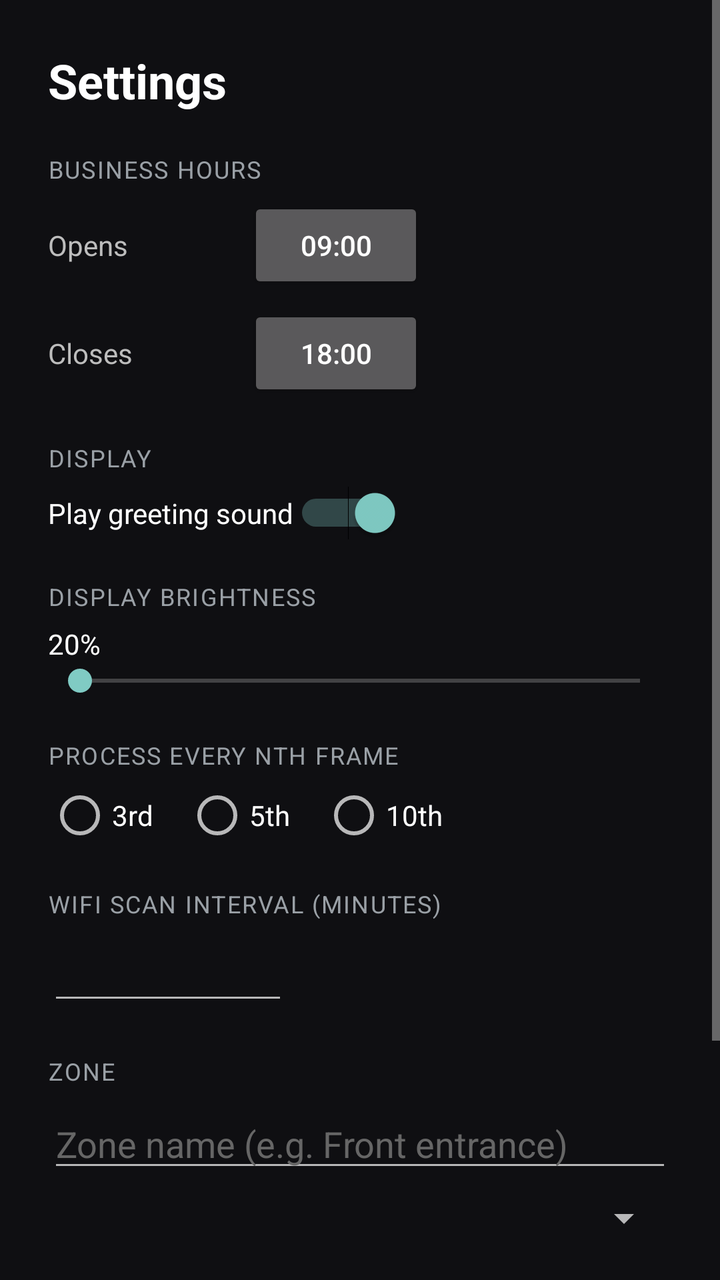
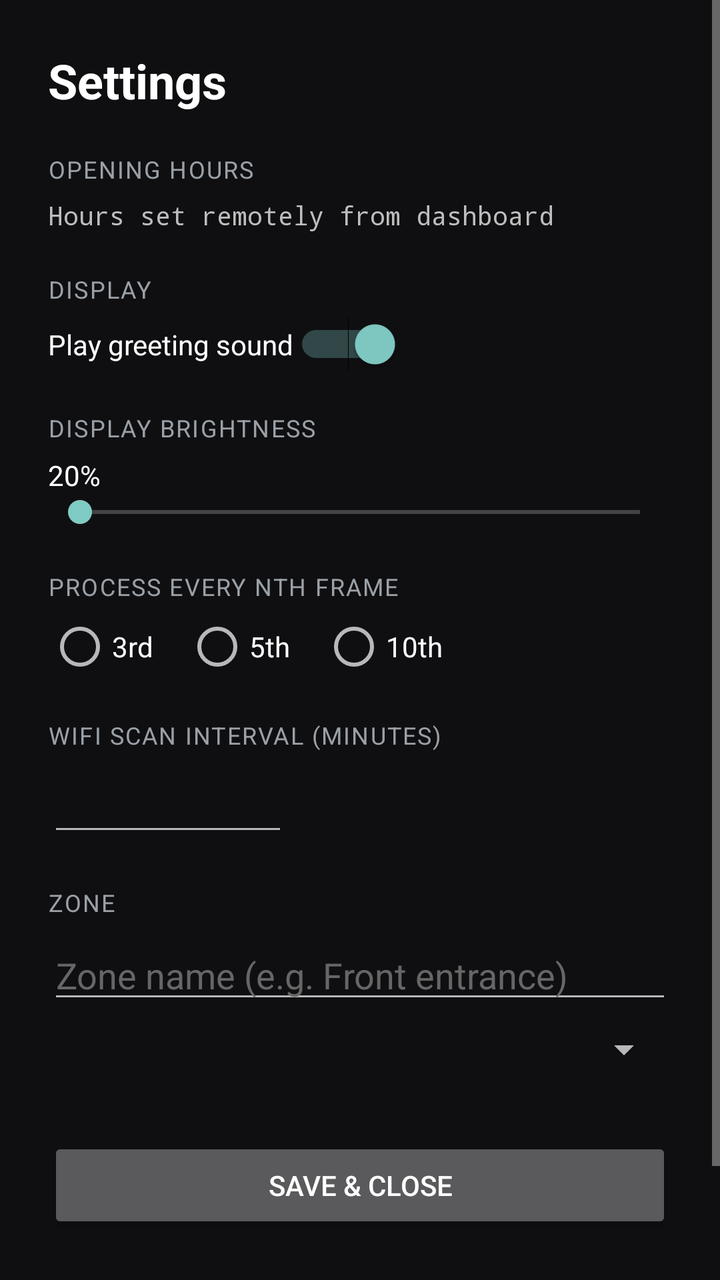

An Android layout rendered at two revisions. The XML below is the earlier revision; the diff shows what the commit changed to produce the second picture.
<!-- AndroidManifest.xml: application theme Theme.DanderNode -->
<!-- res/layout/activity_settings.xml -->
<?xml version="1.0" encoding="utf-8"?>
<ScrollView xmlns:android="http://schemas.android.com/apk/res/android"
    android:layout_width="match_parent"
    android:layout_height="match_parent"
    android:fillViewport="true"
    android:background="#0F0F12">

    <LinearLayout
        android:layout_width="match_parent"
        android:layout_height="wrap_content"
        android:orientation="vertical"
        android:padding="24dp">

        <TextView
            android:layout_width="wrap_content"
            android:layout_height="wrap_content"
            android:text="Settings"
            android:textColor="#FFFFFF"
            android:textSize="24sp"
            android:textStyle="bold" />

        
        <TextView style="@style/SectionLabel" android:text="Business hours" />

        <LinearLayout
            android:layout_width="match_parent"
            android:layout_height="wrap_content"
            android:orientation="horizontal"
            android:gravity="center_vertical">
            <TextView android:layout_width="100dp" android:layout_height="wrap_content"
                android:text="Opens" android:textColor="#BDBDBD" />
            <Button android:id="@+id/btnOpen"
                android:layout_width="wrap_content" android:layout_height="wrap_content"
                android:text="09:00" />
        </LinearLayout>

        <LinearLayout
            android:layout_width="match_parent"
            android:layout_height="wrap_content"
            android:orientation="horizontal"
            android:gravity="center_vertical"
            android:layout_marginTop="6dp">
            <TextView android:layout_width="100dp" android:layout_height="wrap_content"
                android:text="Closes" android:textColor="#BDBDBD" />
            <Button android:id="@+id/btnClose"
                android:layout_width="wrap_content" android:layout_height="wrap_content"
                android:text="18:00" />
        </LinearLayout>

        
        <TextView style="@style/SectionLabel" android:text="Display" />
        <Switch
            android:id="@+id/switchSound"
            android:layout_width="wrap_content"
            android:layout_height="wrap_content"
            android:text="Play greeting sound"
            android:textColor="#FFFFFF"
            android:checked="true" />

        
        <TextView style="@style/SectionLabel" android:text="Display brightness" />
        <TextView android:id="@+id/lblBrightness"
            android:layout_width="wrap_content" android:layout_height="wrap_content"
            android:textColor="#FFFFFF" android:text="20%" />
        <SeekBar android:id="@+id/seekBrightness"
            android:layout_width="match_parent" android:layout_height="wrap_content"
            android:max="100" />

        
        <TextView style="@style/SectionLabel" android:text="Process every Nth frame" />
        <RadioGroup android:id="@+id/groupFrames"
            android:layout_width="match_parent" android:layout_height="wrap_content"
            android:orientation="horizontal">
            <RadioButton android:id="@+id/frame3"  android:text="3rd"
                android:textColor="#FFFFFF"
                android:layout_width="wrap_content" android:layout_height="wrap_content" />
            <RadioButton android:id="@+id/frame5"  android:text="5th"
                android:textColor="#FFFFFF"
                android:layout_marginStart="16dp"
                android:layout_width="wrap_content" android:layout_height="wrap_content" />
            <RadioButton android:id="@+id/frame10" android:text="10th"
                android:textColor="#FFFFFF"
                android:layout_marginStart="16dp"
                android:layout_width="wrap_content" android:layout_height="wrap_content" />
        </RadioGroup>

        
        <TextView style="@style/SectionLabel" android:text="WiFi scan interval (minutes)" />
        <EditText android:id="@+id/editWifi"
            android:layout_width="120dp" android:layout_height="wrap_content"
            android:inputType="number"
            android:textColor="#FFFFFF" />

        
        <TextView style="@style/SectionLabel" android:text="Zone" />
        <EditText android:id="@+id/editZoneName"
            android:layout_width="match_parent" android:layout_height="wrap_content"
            android:hint="Zone name (e.g. Front entrance)"
            android:textColor="#FFFFFF"
            android:textColorHint="#666666" />
        <Spinner android:id="@+id/spinnerZoneType"
            android:layout_width="match_parent" android:layout_height="wrap_content"
            android:layout_marginTop="6dp" />

        
        <LinearLayout
            android:id="@+id/tillSection"
            android:layout_width="match_parent"
            android:layout_height="wrap_content"
            android:orientation="vertical"
            android:visibility="gone">

            <TextView style="@style/SectionLabel" android:text="Till counting mode" />
            <RadioGroup android:id="@+id/groupTillMode"
                android:layout_width="match_parent" android:layout_height="wrap_content"
                android:orientation="vertical">
                <RadioButton android:id="@+id/tillOverhead" android:text="Overhead — phone above, horizontal line"
                    android:textColor="#FFFFFF"
                    android:layout_width="wrap_content" android:layout_height="wrap_content" />
                <RadioButton android:id="@+id/tillWalkpast" android:text="Walk past — row of tills, vertical line"
                    android:textColor="#FFFFFF"
                    android:layout_width="wrap_content" android:layout_height="wrap_content" />
                <RadioButton android:id="@+id/tillApproach" android:text="Approach — customer walks toward camera"
                    android:textColor="#FFFFFF"
                    android:layout_width="wrap_content" android:layout_height="wrap_content" />
            </RadioGroup>

            <TextView style="@style/SectionLabel"
                android:text="Alert when queue reaches X people" />
            <EditText android:id="@+id/editQueueThreshold"
                android:layout_width="120dp" android:layout_height="wrap_content"
                android:inputType="number"
                android:textColor="#FFFFFF" />
        </LinearLayout>

        
        <Button android:id="@+id/btnSave"
            android:layout_width="match_parent"
            android:layout_height="wrap_content"
            android:layout_marginTop="32dp"
            android:text="Save &amp; close" />

        
        <Button android:id="@+id/btnRepair"
            android:layout_width="match_parent"
            android:layout_height="wrap_content"
            android:layout_marginTop="14dp"
            android:text="Re-pair business"
            android:textColor="#FF5252"
            android:background="?android:attr/selectableItemBackground" />

    </LinearLayout>
</ScrollView>
<!-- resources referenced by this layout -->
<resources>
  <style name="SectionLabel">
          <item name="android:layout_width">match_parent</item>
          <item name="android:layout_height">wrap_content</item>
          <item name="android:textColor">#9AA0A6</item>
          <item name="android:textSize">12sp</item>
          <item name="android:textAllCaps">true</item>
          <item name="android:letterSpacing">0.06</item>
          <item name="android:layout_marginTop">20dp</item>
          <item name="android:layout_marginBottom">6dp</item>
      </style>
  <style name="Theme.DanderNode" parent="Theme.AppCompat.NoActionBar">
          <item name="android:windowFullscreen">true</item>
          <item name="android:statusBarColor">#000000</item>
      </style>
</resources>

<!-- the commit's change to res/layout/activity_settings.xml (unified diff, before → after) -->
@@ -20,32 +20,16 @@
             android:textStyle="bold" />
 
         
-        <TextView style="@style/SectionLabel" android:text="Business hours" />
-
-        <LinearLayout
+        <TextView style="@style/SectionLabel" android:text="Opening hours" />
+        <TextView
+            android:id="@+id/txtHoursSummary"
             android:layout_width="match_parent"
             android:layout_height="wrap_content"
-            android:orientation="horizontal"
-            android:gravity="center_vertical">
-            <TextView android:layout_width="100dp" android:layout_height="wrap_content"
-                android:text="Opens" android:textColor="#BDBDBD" />
-            <Button android:id="@+id/btnOpen"
-                android:layout_width="wrap_content" android:layout_height="wrap_content"
-                android:text="09:00" />
-        </LinearLayout>
-
-        <LinearLayout
-            android:layout_width="match_parent"
-            android:layout_height="wrap_content"
-            android:orientation="horizontal"
-            android:gravity="center_vertical"
-            android:layout_marginTop="6dp">
-            <TextView android:layout_width="100dp" android:layout_height="wrap_content"
-                android:text="Closes" android:textColor="#BDBDBD" />
-            <Button android:id="@+id/btnClose"
-                android:layout_width="wrap_content" android:layout_height="wrap_content"
-                android:text="18:00" />
-        </LinearLayout>
+            android:textColor="#BDBDBD"
+            android:textSize="13sp"
+            android:fontFamily="monospace"
+            android:lineSpacingExtra="2dp"
+            android:text="Hours set remotely from dashboard" />
 
         
         <TextView style="@style/SectionLabel" android:text="Display" />
